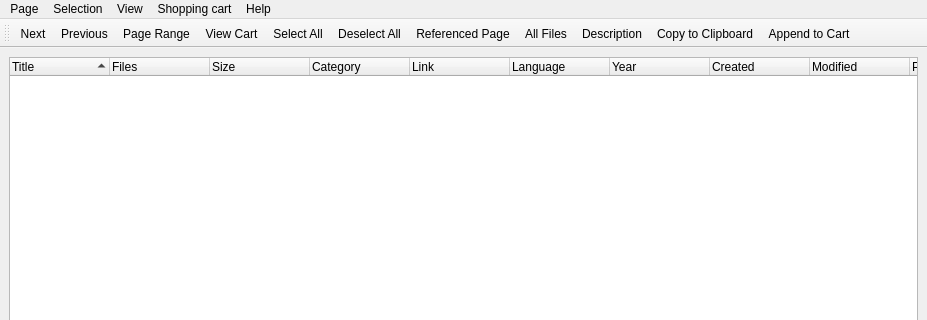
Qt form mainwindow.ui (androidarduino/verycdgrabber) before a commit; both pictures show x 0 to 927 and y 0 to 320 of the 927 by 727 pixel window.
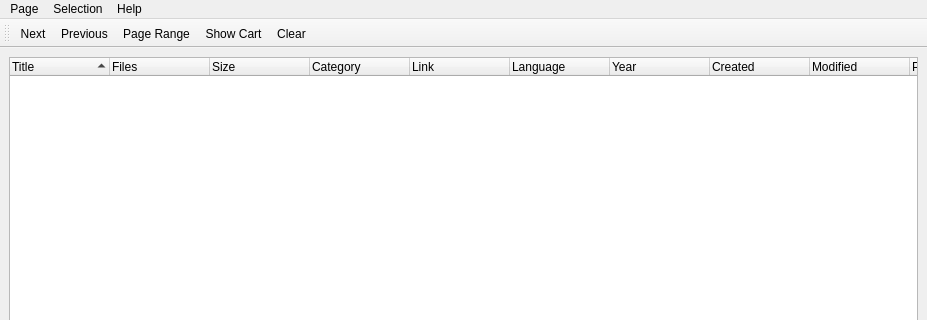
The same form after that commit.

Patch:
```diff
--- a/mainwindow.ui
+++ b/mainwindow.ui
@@ -126,29 +126,15 @@
     <addaction name="separator"/>
     <addaction name="actionExit"/>
    </widget>
-   <widget class="QMenu" name="menuView">
-    <property name="title">
-     <string>Selection</string>
-    </property>
-    <addaction name="actionSelect_All"/>
-    <addaction name="actionDeselect_All"/>
-    <addaction name="actionCopy_to_Clipboard"/>
-   </widget>
    <widget class="QMenu" name="menuView_2">
     <property name="title">
-     <string>View</string>
+     <string>Selection</string>
     </property>
-    <addaction name="actionReferenced_Page"/>
-    <addaction name="actionAll_Files"/>
-    <addaction name="actionDescription"/>
-   </widget>
-   <widget class="QMenu" name="menuShopping_cart">
-    <property name="title">
-     <string>Shopping cart</string>
-    </property>
-    <addaction name="actionAdd_to_cart"/>
+    <addaction name="actionClear_All"/>
     <addaction name="actionView_cart"/>
-    <addaction name="actionCopy_Cart_to_Clipboard"/>
+    <addaction name="separator"/>
+    <addaction name="actionBlock"/>
+    <addaction name="actionUnblock"/>
    </widget>
    <widget class="QMenu" name="menuHelp">
     <property name="title">
@@ -157,9 +143,7 @@
     <addaction name="actionAbout"/>
    </widget>
    <addaction name="menuPage"/>
-   <addaction name="menuView"/>
    <addaction name="menuView_2"/>
-   <addaction name="menuShopping_cart"/>
    <addaction name="menuHelp"/>
   </widget>
   <widget class="QStatusBar" name="statusbar"/>
@@ -177,13 +161,7 @@
    <addaction name="actionPrevious"/>
    <addaction name="actionPage_Range"/>
    <addaction name="actionView_cart"/>
-   <addaction name="actionSelect_All"/>
-   <addaction name="actionDeselect_All"/>
-   <addaction name="actionReferenced_Page"/>
-   <addaction name="actionAll_Files"/>
-   <addaction name="actionDescription"/>
-   <addaction name="actionCopy_to_Clipboard"/>
-   <addaction name="actionAdd_to_cart"/>
+   <addaction name="actionClear_All"/>
   </widget>
   <action name="actionFirst">
    <property name="text">
@@ -210,44 +188,14 @@
     <string>Exit</string>
    </property>
   </action>
-  <action name="actionSelect_All">
+  <action name="actionClear_All">
    <property name="text">
-    <string>Select All</string>
-   </property>
-  </action>
-  <action name="actionDeselect_All">
-   <property name="text">
-    <string>Deselect All</string>
-   </property>
-  </action>
-  <action name="actionReferenced_Page">
-   <property name="text">
-    <string>Referenced Page</string>
-   </property>
-  </action>
-  <action name="actionAll_Files">
-   <property name="text">
-    <string>All Files</string>
-   </property>
-  </action>
-  <action name="actionDescription">
-   <property name="text">
-    <string>Description</string>
-   </property>
-  </action>
-  <action name="actionCopy_to_Clipboard">
-   <property name="text">
-    <string>Copy to Clipboard</string>
-   </property>
-  </action>
-  <action name="actionAdd_to_cart">
-   <property name="text">
-    <string>Append to Cart</string>
+    <string>Clear</string>
    </property>
   </action>
   <action name="actionView_cart">
    <property name="text">
-    <string>View Cart</string>
+    <string>Show Cart</string>
    </property>
   </action>
   <action name="actionOpen">
@@ -255,16 +203,26 @@
     <string>Open</string>
    </property>
   </action>
-  <action name="actionCopy_Cart_to_Clipboard">
-   <property name="text">
-    <string>Copy Cart to Clipboard</string>
-   </property>
-  </action>
   <action name="actionAbout">
    <property name="text">
     <string>About</string>
    </property>
   </action>
+  <action name="actionBlock">
+   <property name="text">
+    <string>Block</string>
+   </property>
+  </action>
+  <action name="actionUnblock">
+   <property name="text">
+    <string>Unblock</string>
+   </property>
+  </action>
+  <action name="actionSubscribe">
+   <property name="text">
+    <string>Subscribe</string>
+   </property>
+  </action>
  </widget>
  <resources/>
  <connections/>
```
